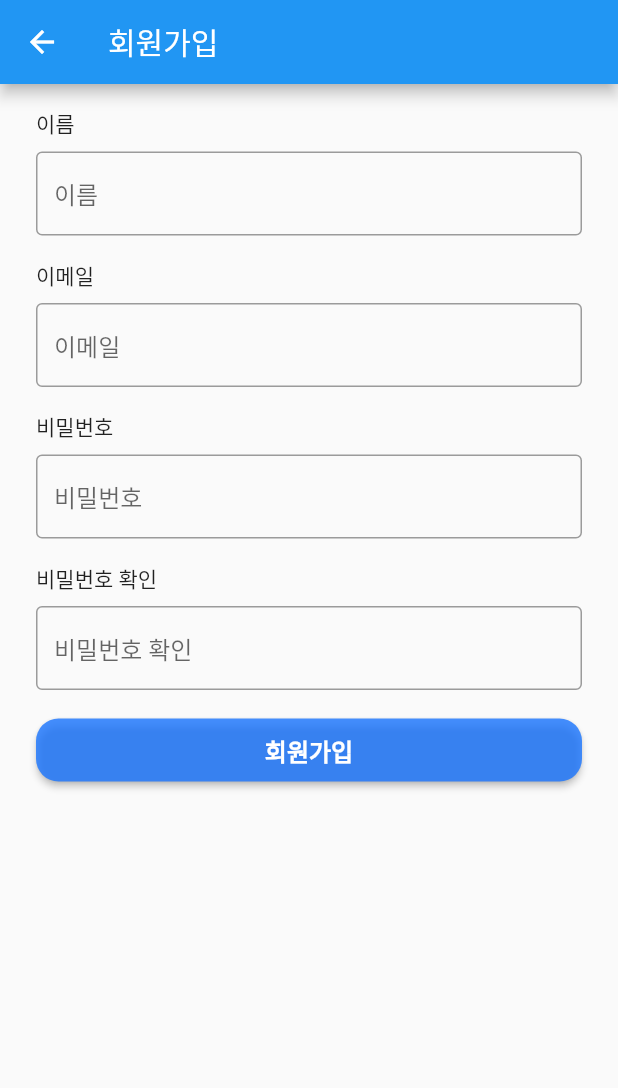
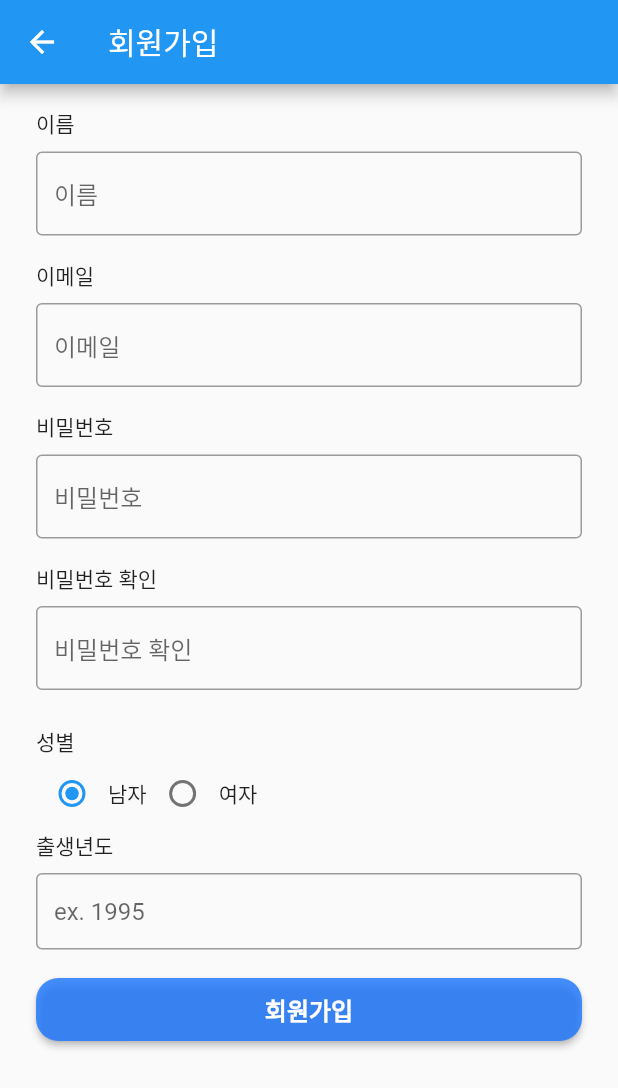
Before and after one commit to Ms-TROMM/FlutterApp, a Flutter app: the SignUpPage screen opened directly, on a phone screen of 412 x 824 dp. Shown: the top 1088 px of the screen. Run offline on Flutter 3.47's test engine with Material 2 defaults, Android fonts, the light colour scheme and no system bars; our stand-ins replace page_view_indicators, settings_ui.

Commit message:
modify signup screen

```diff
--- a/lib/ui/authentication/signup.dart
+++ b/lib/ui/authentication/signup.dart
@@ -1,5 +1,6 @@
 import 'package:flutter/cupertino.dart';
 import 'package:flutter/material.dart';
+import 'package:flutter/widgets.dart';
 import 'package:ms_tromm/ui/authentication/utils.dart';
 import 'package:ms_tromm/ui/authentication/validators.dart';
 import 'package:ms_tromm/ui/theme/colors.dart';
@@ -11,12 +12,12 @@ class SignUpPage extends StatefulWidget {
   _SignUpPageState createState() => _SignUpPageState();
 }
 
+enum Gender { male, female }
+
 class _SignUpPageState extends State<SignUpPage> {
-  // static const NAME_FIELD = '이름';
-  // static const EMAIL_FIELD = '이메일';
-  // static const PASSWORD_FIELD = '비밀번호';
-  // static const PASSWORD_CHECK_FIELD = '비밀번호 확인';
+
   final _formKey = GlobalKey<FormState>();
+  Gender _gender = Gender.male;
 
   @override
   Widget build(BuildContext context) {
@@ -36,6 +37,30 @@ class _SignUpPageState extends State<SignUpPage> {
                 _textInputWithTitle(Utils.EMAIL_FIELD),
                 _textInputWithTitle(Utils.PASSWORD_FIELD),
                 _textInputWithTitle(Utils.PASSWORD_CHECK_FIELD),
+                Padding(
+                  padding: const EdgeInsets.fromLTRB(8.0, 8, 8, 0),
+                  child: Column(
+                    crossAxisAlignment: CrossAxisAlignment.start,
+                    children: [
+                      const Text("성별"),
+                      Row(
+                        children: [
+                          Radio<Gender>(value: Gender.male, groupValue: _gender, onChanged: (value){
+                            setState(() {
+                              _gender = value!;
+                            });
+                          },), const Text("남자"),
+                          Radio<Gender>(value: Gender.female, groupValue: _gender, onChanged: (value){
+                            setState(() {
+                              _gender = value!;
+                            });
+                          }), const Text("여자")
+                        ],
+                      )
+                    ],
+                  ),
+                ),
+                _textInputWithTitle(Utils.BIRTH_DATE_FIELD),
                 _signUpButton()
               ],
             ),
@@ -48,14 +73,21 @@ class _SignUpPageState extends State<SignUpPage> {
   _textInputWithTitle(String title) {
     late TextFormField field;
     switch (title) {
-      case Utils.NAME_FIELD : field = _nameTextInputField();
-      break;
-      case Utils.EMAIL_FIELD: field = _emailTextInputField();
-      break;
-      case Utils.PASSWORD_FIELD : field = _passwordTextInputField();
-      break;
-      case Utils.PASSWORD_CHECK_FIELD : field = _passwordCheckTextInputField();
-      break;
+      case Utils.NAME_FIELD:
+        field = _nameTextInputField();
+        break;
+      case Utils.EMAIL_FIELD:
+        field = _emailTextInputField();
+        break;
+      case Utils.PASSWORD_FIELD:
+        field = _passwordTextInputField();
+        break;
+      case Utils.PASSWORD_CHECK_FIELD:
+        field = _passwordCheckTextInputField();
+        break;
+      case Utils.BIRTH_DATE_FIELD:
+        field = _birthDateCheckTextInputField();
+        break;
     }
 
     return Padding(
@@ -79,10 +111,7 @@ class _SignUpPageState extends State<SignUpPage> {
         autocorrect: false,
         autovalidateMode: AutovalidateMode.onUserInteraction,
         decoration: const InputDecoration(
-          border: OutlineInputBorder(),
-          hintText: '이름',
-          isDense: true
-        ),
+            border: OutlineInputBorder(), hintText: '이름', isDense: true),
         validator: (value) {
           if (value!.isEmpty) {
             return "이름을 입력해주세요";
@@ -100,10 +129,7 @@ class _SignUpPageState extends State<SignUpPage> {
         autocorrect: false,
         autovalidateMode: AutovalidateMode.onUserInteraction,
         decoration: const InputDecoration(
-          border: OutlineInputBorder(),
-          hintText: '이메일',
-          isDense: true
-        ),
+            border: OutlineInputBorder(), hintText: '이메일', isDense: true),
         validator: (value) {
           if (value!.isEmpty) {
             return "이메일을 입력해주세요";
@@ -142,15 +168,38 @@ class _SignUpPageState extends State<SignUpPage> {
       autocorrect: false,
       autovalidateMode: AutovalidateMode.onUserInteraction,
       decoration: const InputDecoration(
-        border: OutlineInputBorder(),
-        hintText: '비밀번호 확인',
-        isDense: true
-      ),
+          border: OutlineInputBorder(), hintText: '비밀번호 확인', isDense: true),
       validator: (value) {
         if (value!.isEmpty) {
           return "비밀번호를 다시 한 번 입력해주세요";
         } else {
           return null;
+        }
+      },
+    );
+  }
+
+  _birthDateCheckTextInputField() {
+    return TextFormField(
+      enableSuggestions: false,
+      autocorrect: false,
+      autovalidateMode: AutovalidateMode.onUserInteraction,
+      decoration: const InputDecoration(
+          border: OutlineInputBorder(), hintText: 'ex. 1995', isDense: true),
+      validator: (value) {
+        if (value!.isEmpty) {
+          return "출생년도를 입력해주세요";
+        } else if (value.length != 4) {
+          return "출생년도 자릿수가 잘못되었습니다.";
+        } else {
+          return null;
+        }
+      },
+      onChanged: (value){
+        if (value.isNotEmpty) {
+          setState(() {
+            // TODO Do something
+          });
         }
       },
     );
@@ -170,11 +219,15 @@ class _SignUpPageState extends State<SignUpPage> {
             ScaffoldMessenger.of(context).showSnackBar(
               const SnackBar(content: Text('Signing Up ...')),
             );
+
+            // TODO navigate
           }
         },
         child: const Text('회원가입',
             style: TextStyle(
-                fontSize: 16, fontWeight: FontWeight.bold, color: Colors.white)),
+                fontSize: 16,
+                fontWeight: FontWeight.bold,
+                color: Colors.white)),
         color: MyColor.secondaryDark2,
         shape: RoundedRectangleBorder(
           borderRadius: BorderRadius.circular(15),
--- a/lib/ui/authentication/utils.dart
+++ b/lib/ui/authentication/utils.dart
@@ -3,4 +3,5 @@ class Utils {
   static const EMAIL_FIELD = '이메일';
   static const PASSWORD_FIELD = '비밀번호';
   static const PASSWORD_CHECK_FIELD = '비밀번호 확인';
+  static const BIRTH_DATE_FIELD = '출생년도';
 }
--- a/pubspec.yaml
+++ b/pubspec.yaml
@@ -63,7 +63,7 @@ flutter:
 
   # To add assets to your application, add an assets section, like this:
   assets:
-    - images/
+    - assets/images/
 
   # An image asset can refer to one or more resolution-specific "variants", see
   # https://flutter.dev/assets-and-images/#resolution-aware.
```
Also changed, not shown: lib/ui/authentication/signup_done.dart (added, +22 -0 lines), assets/images/onboard_1.png (added), assets/images/onboard_2.png (added), 1 other file.
